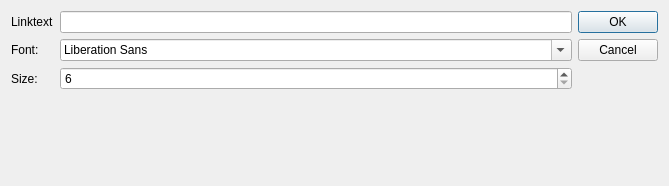
First picture: the form in designer/addtofield28.ui, repository ijgnd/anki__Open_linked_pdf-_docs-_epub-_audio-_video-_etc_in_external_Program, before the edit.
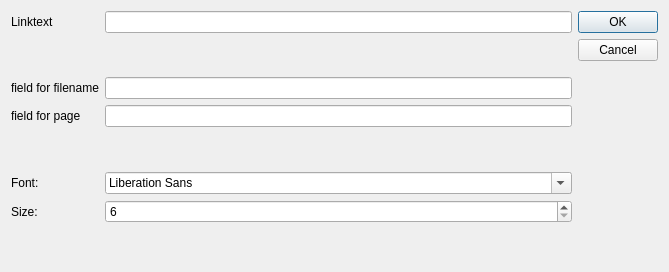
Second picture: the form after the edit.

Commit message: handle multiple source/page fields

```diff
--- a/designer/addtofield28.ui
+++ b/designer/addtofield28.ui
@@ -7,7 +7,7 @@
     <x>0</x>
     <y>0</y>
     <width>669</width>
-    <height>186</height>
+    <height>272</height>
    </rect>
   </property>
   <property name="windowTitle">
@@ -16,49 +16,23 @@
   <layout class="QHBoxLayout" name="horizontalLayout">
    <item>
     <layout class="QGridLayout" name="gridLayout">
-     <item row="2" column="1">
-      <widget class="QSpinBox" name="size">
-       <property name="minimum">
-        <number>6</number>
-       </property>
-       <property name="maximum">
-        <number>200</number>
-       </property>
-      </widget>
+     <item row="3" column="1">
+      <widget class="QLineEdit" name="le_page"/>
      </item>
-     <item row="1" column="0">
+     <item row="5" column="0">
       <widget class="QLabel" name="label_2">
        <property name="text">
         <string>Font:</string>
        </property>
       </widget>
      </item>
-     <item row="0" column="1">
-      <widget class="QLineEdit" name="linktext"/>
-     </item>
-     <item row="2" column="0">
+     <item row="6" column="0">
       <widget class="QLabel" name="label_3">
        <property name="text">
         <string>Size:</string>
        </property>
       </widget>
      </item>
-     <item row="1" column="1">
-      <widget class="QFontComboBox" name="font"/>
-     </item>
-     <item row="3" column="1">
-      <spacer name="verticalSpacer">
-       <property name="orientation">
-        <enum>Qt::Vertical</enum>
-       </property>
-       <property name="sizeHint" stdset="0">
-        <size>
-         <width>20</width>
-         <height>40</height>
-        </size>
-       </property>
-      </spacer>
-     </item>
      <item row="0" column="0">
       <widget class="QLabel" name="label">
        <property name="text">
@@ -66,6 +40,78 @@
        </property>
       </widget>
      </item>
+     <item row="6" column="1">
+      <widget class="QSpinBox" name="size">
+       <property name="minimum">
+        <number>6</number>
+       </property>
+       <property name="maximum">
+        <number>200</number>
+       </property>
+      </widget>
+     </item>
+     <item row="7" column="1">
+      <spacer name="verticalSpacer">
+       <property name="orientation">
+        <enum>Qt::Vertical</enum>
+       </property>
+       <property name="sizeHint" stdset="0">
+        <size>
+         <width>20</width>
+         <height>40</height>
+        </size>
+       </property>
+      </spacer>
+     </item>
+     <item row="5" column="1">
+      <widget class="QFontComboBox" name="font"/>
+     </item>
+     <item row="3" column="0">
+      <widget class="QLabel" name="label_5">
+       <property name="text">
+        <string>field for page</string>
+       </property>
+      </widget>
+     </item>
+     <item row="2" column="1">
+      <widget class="QLineEdit" name="le_fieldname"/>
+     </item>
+     <item row="1" column="1">
+      <spacer name="verticalSpacer_2">
+       <property name="orientation">
+        <enum>Qt::Vertical</enum>
+       </property>
+       <property name="sizeHint" stdset="0">
+        <size>
+         <width>20</width>
+         <height>40</height>
+        </size>
+       </property>
+      </spacer>
+     </item>
+     <item row="2" column="0">
+      <widget class="QLabel" name="label_4">
+       <property name="text">
+        <string>field for filename</string>
+       </property>
+      </widget>
+     </item>
+     <item row="0" column="1">
+      <widget class="QLineEdit" name="le_linktext"/>
+     </item>
+     <item row="4" column="1">
+      <spacer name="verticalSpacer_3">
+       <property name="orientation">
+        <enum>Qt::Vertical</enum>
+       </property>
+       <property name="sizeHint" stdset="0">
+        <size>
+         <width>20</width>
+         <height>40</height>
+        </size>
+       </property>
+      </spacer>
+     </item>
     </layout>
    </item>
    <item>
```
The commit also changes 1 other file.
